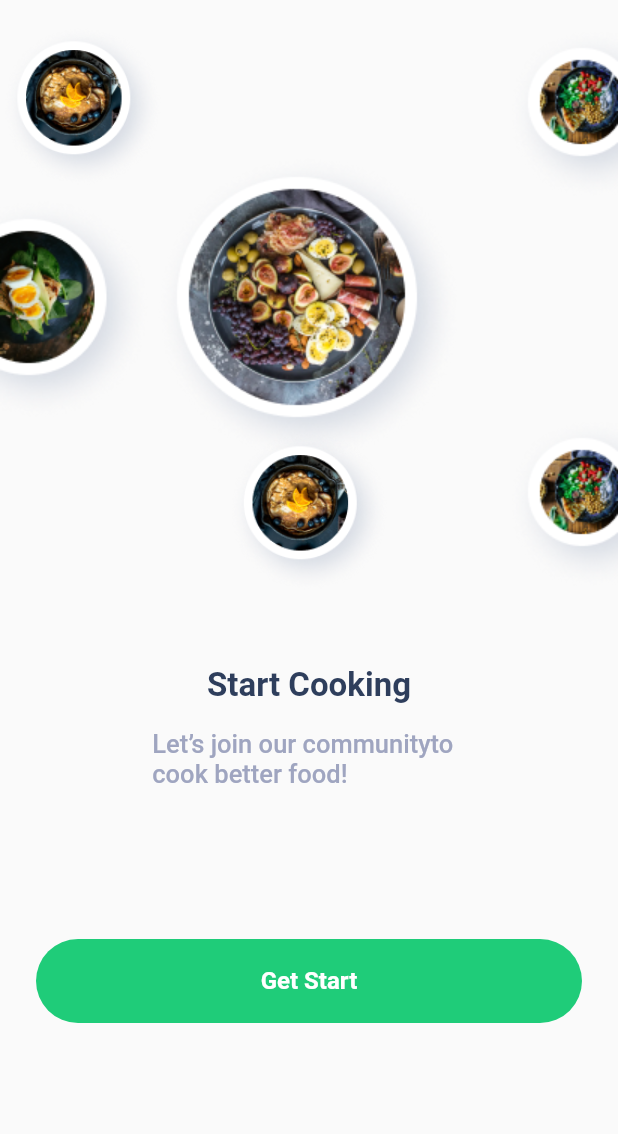
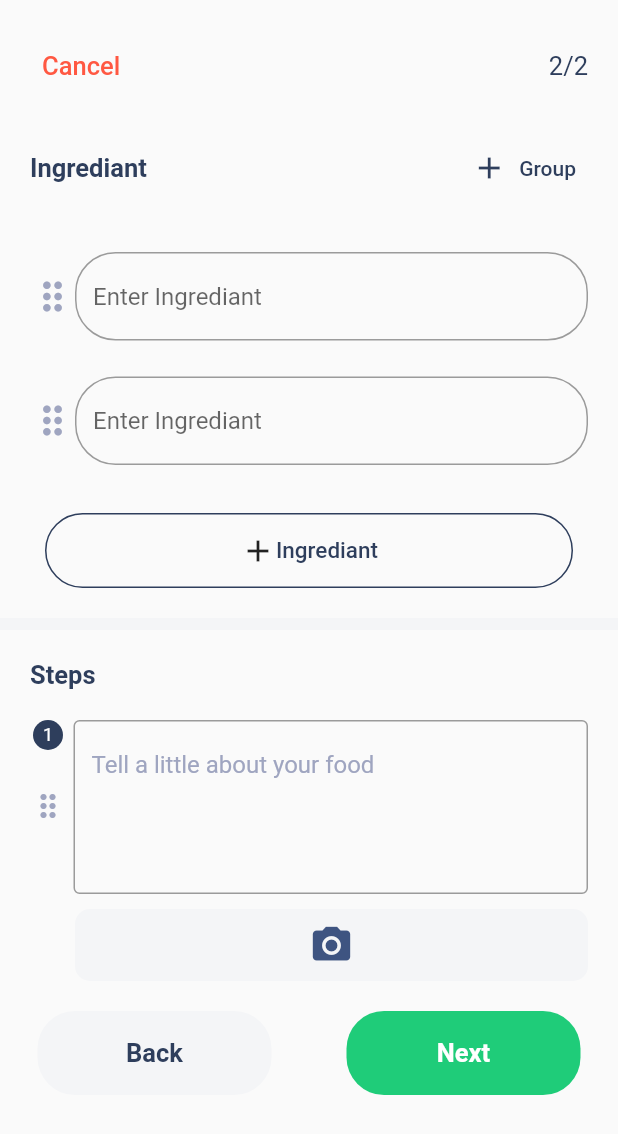
Before and after one commit to EEHAB963/chifio, a Flutter app: the screen it shows after launch, on a phone screen of 412 x 824 dp. Shown: the top 1134 px of the screen. Run offline on Flutter 3.47's test engine with Material 2 defaults, Android fonts, the phone set to English and light mode, and no system bars; our stand-ins replace iconly, pin_code_fields.

Commit message:
second upload screen and primary button

```diff
--- /dev/null
+++ b/lib/Widget/primary_button.dart
@@ -0,0 +1,33 @@
+import 'package:chefio/constans/colors.dart';
+import 'package:flutter/material.dart';
+import 'package:flutter/src/foundation/key.dart';
+import 'package:flutter/src/widgets/framework.dart';
+
+class PrimaryButton extends StatelessWidget {
+  PrimaryButton(
+      {Key? key,
+      required this.text,
+      required this.buttonColor,
+      required this.colorText})
+      : super(key: key);
+  String text;
+  Color buttonColor;
+  Color colorText;
+
+  @override
+  Widget build(BuildContext context) {
+    return Container(
+      alignment: Alignment.center,
+      width: 156,
+      height: 56,
+      child: Text(
+        text,
+        style: TextStyle(
+            color: colorText, fontSize: 17, fontWeight: FontWeight.w700),
+      ),
+      decoration: BoxDecoration(
+          color: buttonColor,
+          borderRadius: BorderRadius.all(Radius.circular(25))),
+    );
+  }
+}
--- a/lib/main.dart
+++ b/lib/main.dart
@@ -1,5 +1,6 @@
 import 'package:chefio/provider/home_provider.dart';
 import 'package:chefio/screen/start_screens/start_screen.dart';
+import 'package:chefio/screen/taps/second_upload_tab.dart';
 import 'package:flutter/material.dart';
 import 'package:provider/provider.dart';
 
@@ -39,7 +40,7 @@ class MyApp extends StatelessWidget {
           ),
           primarySwatch: Colors.blue,
         ),
-        home: const StartScreen(),
+        home: SecondUploadScreen(),
       ),
     );
   }
--- /dev/null
+++ b/lib/screen/taps/second_upload_tab.dart
@@ -0,0 +1,263 @@
+import 'package:chefio/Widget/my_smole_buton.dart';
+import 'package:chefio/constans/colors.dart';
+import 'package:flutter/material.dart';
+
+import '../../Widget/my_bag_boton.dart';
+import '../../Widget/primary_button.dart';
+
+class SecondUploadScreen extends StatefulWidget {
+  SecondUploadScreen({
+    Key? key,
+  }) : super(key: key);
+
+  @override
+  State<SecondUploadScreen> createState() => _SecondUploadScreenState();
+}
+
+class _SecondUploadScreenState extends State<SecondUploadScreen> {
+  int ingrediant = 2;
+
+  @override
+  Widget build(BuildContext context) {
+    return Scaffold(
+      body: SafeArea(
+        child: SingleChildScrollView(
+          child: Column(
+            children: [
+              Container(
+                child: Padding(
+                  padding: const EdgeInsets.all(20.0),
+                  child: Column(
+                    children: [
+                      Row(
+                        mainAxisAlignment: MainAxisAlignment.spaceBetween,
+                        children: [
+                          TextButton(
+                            onPressed: () {},
+                            child: Text(
+                              "Cancel",
+                              style:
+                                  TextStyle(color: butonColorRed, fontSize: 17),
+                            ),
+                          ),
+                          Text(
+                            "2/2",
+                            style: TextStyle(fontSize: 17, color: textColor),
+                          )
+                        ],
+                      ),
+                      SizedBox(
+                        height: 20,
+                      ),
+                      Row(
+                        mainAxisAlignment: MainAxisAlignment.spaceBetween,
+                        children: [
+                          Text(
+                            "Ingrediant",
+                            style: TextStyle(
+                                fontSize: 17,
+                                fontWeight: FontWeight.w700,
+                                color: textColor),
+                          ),
+                          TextButton.icon(
+                              style: ButtonStyle(
+                                foregroundColor:
+                                    MaterialStateProperty.all(textColor),
+                              ),
+                              onPressed: () {},
+                              icon: Icon(
+                                Icons.add,
+                              ),
+                              label: Text(
+                                "Group",
+                              ))
+                        ],
+                      ),
+                      SizedBox(
+                        height: 20,
+                      ),
+                      ListView.builder(
+                          shrinkWrap: true,
+                          itemCount: ingrediant,
+                          itemBuilder: (context, index) {
+                            return enterIngrediant();
+                          }),
+                      SizedBox(
+                        height: 20,
+                      ),
+                      ingrediantButton(),
+                    ],
+                  ),
+                ),
+              ),
+              Container(
+                height: 8,
+                width: double.infinity,
+                color: Color(0xffF4F5F7),
+              ),
+              Column(
+                children: [
+                  steps(),
+                  Row(
+                    mainAxisAlignment: MainAxisAlignment.spaceAround,
+                    children: [
+                      PrimaryButton(
+                          colorText: textColor,
+                          text: "Back",
+                          buttonColor: Color(0xffF4F5F7)),
+                      PrimaryButton(
+                        colorText: Colors.white,
+                        text: "Next",
+                        buttonColor: butonColor,
+                      ),
+                    ],
+                  )
+                ],
+              ),
+            ],
+          ),
+        ),
+      ),
+    );
+  }
+
+  Padding steps() {
+    return Padding(
+      padding: const EdgeInsets.all(20.0),
+      child: Column(
+        crossAxisAlignment: CrossAxisAlignment.start,
+        children: [
+          Text(
+            "Steps",
+            style: TextStyle(
+                color: textColor, fontSize: 17, fontWeight: FontWeight.w700),
+          ),
+          SizedBox(
+            height: 20,
+          ),
+          Row(
+            crossAxisAlignment: CrossAxisAlignment.start,
+            children: [
+              Column(
+                children: [
+                  CircleAvatar(
+                      radius: 10,
+                      backgroundColor: textColor,
+                      child: Text(
+                        "1",
+                        style: TextStyle(color: Colors.white, fontSize: 12),
+                      )),
+                  SizedBox(
+                    height: 25,
+                  ),
+                  Icon(
+                    Icons.drag_indicator,
+                    color: Color(0xff9FA5C0),
+                  ),
+                ],
+              ),
+              SizedBox(
+                width: 5,
+              ),
+              Expanded(
+                child: TextFormField(
+                  maxLines: 4,
+                  decoration: InputDecoration(
+                    hintText: "Tell a little about your food",
+                    hintStyle: TextStyle(color: Color(0xff9FA5C0)),
+                    border: OutlineInputBorder(
+                      borderSide: BorderSide(width: 1),
+                    ),
+                  ),
+                ),
+              ),
+            ],
+          ),
+          Row(
+            children: [
+              SizedBox(
+                width: 30,
+              ),
+              Expanded(
+                child: Container(
+                  margin: EdgeInsets.only(top: 10),
+                  width: double.infinity,
+                  decoration: BoxDecoration(
+                      color: Color(0xffF4F5F7),
+                      borderRadius: BorderRadius.all(Radius.circular(10))),
+                  child: IconButton(
+                      onPressed: () {},
+                      icon: Icon(
+                        Icons.camera_alt,
+                        size: 30,
+                        color: Color(0xff3E5481),
+                      )),
+                ),
+              ),
+            ],
+          )
+        ],
+      ),
+    );
+  }
+
+  //ingretiant section
+
+  Padding ingrediantButton() {
+    return Padding(
+      padding: const EdgeInsets.symmetric(horizontal: 10.0),
+      child: GestureDetector(
+        onTap: () {
+          setState(() {
+            ingrediant++;
+          });
+        },
+        child: Container(
+          alignment: Alignment.center,
+          height: 50,
+          decoration: BoxDecoration(
+            border: Border.all(width: 1, color: textColor),
+            borderRadius: BorderRadius.circular(25),
+          ),
+          child: Row(
+            mainAxisAlignment: MainAxisAlignment.center,
+            children: [
+              Icon(Icons.add),
+              Text("Ingrediant",
+                  style: TextStyle(
+                    fontSize: 15,
+                    color: textColor,
+                    fontWeight: FontWeight.w500,
+                  )),
+            ],
+          ),
+        ),
+      ),
+    );
+  }
+
+  //enter engrediant section
+
+  enterIngrediant() {
+    return Padding(
+      padding: const EdgeInsets.symmetric(vertical: 12),
+      child: Row(
+        children: [
+          Icon(
+            Icons.drag_indicator,
+            size: 30,
+            color: Color(0xff9FA5C0),
+          ),
+          Expanded(
+            child: TextFormField(
+              decoration: InputDecoration(
+                  hintText: "Enter Ingrediant",
+                  border: OutlineInputBorder(
+                      borderRadius: BorderRadius.all(Radius.circular(27)))),
+            ),
+          )
+        ],
+      ),
+    );
+  }
+}
```
Also changed, not shown: pubspec.lock.
